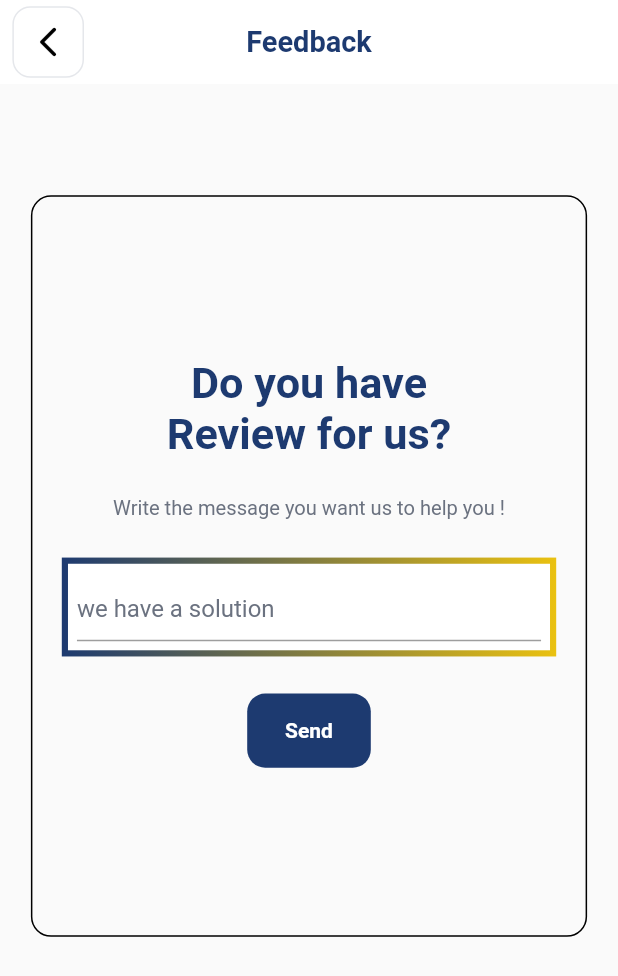
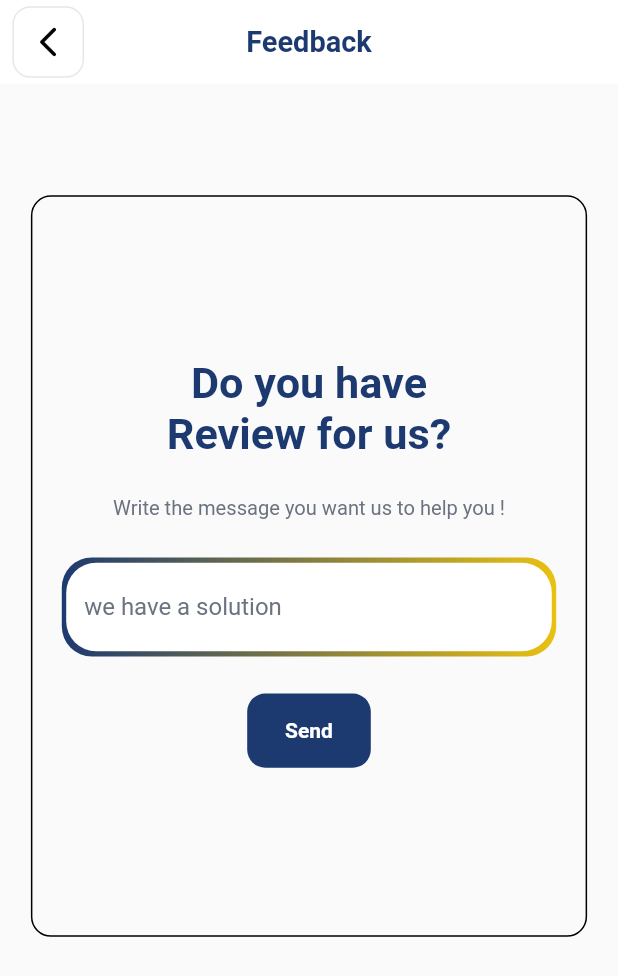
Before and after one commit to anshd258/Lumber-Spine-app-and-web, a Flutter app: the FeedbackScreen screen opened by its route, after a tap on "Send", on a phone screen of 412 x 824 dp. Shown: the top 976 px of the screen. Run offline on Flutter 3.47's test engine with Material 2 defaults, Android fonts, the light colour scheme and no system bars; our stand-ins replace bloc, file_picker, flutter_bloc, font_awesome_flutter, google_fonts, pinput and 4 more; missing offline and left inert: email_otp, syncfusion_flutter_core; network calls fail.

Commit message:
wmail send flow

```diff
--- a/lib/UI/screens/feedback_screen.dart
+++ b/lib/UI/screens/feedback_screen.dart
@@ -1,15 +1,25 @@
+import 'dart:convert';
+
 import 'package:data_hub/Middleware/constants/colors.dart';
 import 'package:data_hub/UI/widgets/appbar.dart';
 import 'package:data_hub/UI/widgets/blue_button.dart';
+import 'package:http/http.dart' as http;
 import 'package:flutter/material.dart';
 import 'package:google_fonts/google_fonts.dart';
 import 'package:responsive_sizer/responsive_sizer.dart';
 
-class FeedbackScreen extends StatelessWidget {
+class FeedbackScreen extends StatefulWidget {
   const FeedbackScreen({super.key});
 
   @override
+  State<FeedbackScreen> createState() => _FeedbackScreenState();
+}
+
+class _FeedbackScreenState extends State<FeedbackScreen> {
+  @override
   Widget build(BuildContext context) {
+    TextEditingController ctr = TextEditingController();
+
     return Scaffold(
       appBar: const PreferredSize(
         preferredSize: Size.fromHeight(kToolbarHeight),
@@ -68,8 +78,10 @@ class FeedbackScreen extends StatelessWidget {
                     Container(
                       width: 80.w,
                       height: 8.h,
+                      padding: EdgeInsets.all(7.sp),
                       alignment: Alignment.center,
                       decoration: BoxDecoration(
+                        borderRadius: BorderRadius.circular(20),
                         gradient: LinearGradient(
                           begin: Alignment.centerLeft,
                           end: Alignment.centerRight,
@@ -80,16 +92,18 @@ class FeedbackScreen extends StatelessWidget {
                         ),
                       ),
                       child: Container(
-                        width: 78.w,
-                        height: 7.h,
-                        color: whiteText,
-                        child: Padding(
-                          padding: EdgeInsets.all(10.sp),
-                          child: TextField(
-                            decoration: InputDecoration(
-                              hintText: 'we have a solution',
-                              hintStyle: GoogleFonts.roboto(color: darkerGrey),
-                            ),
+                        decoration: BoxDecoration(
+                          color: Colors.white,
+                          borderRadius: BorderRadius.circular(20),
+                        ),
+                        child: TextField(
+                          controller: ctr,
+                          decoration: InputDecoration(
+                            border: OutlineInputBorder(
+                                borderRadius: BorderRadius.circular(20),
+                                borderSide: BorderSide.none),
+                            hintText: 'we have a solution',
+                            hintStyle: GoogleFonts.roboto(color: darkerGrey),
                           ),
                         ),
                       ),
@@ -99,7 +113,32 @@ class FeedbackScreen extends StatelessWidget {
                     ),
                     SizedBox(
                       width: 20.w,
-                      child: BlueButton(text: 'Send', onTap: () {}),
+                      child: BlueButton(
+                          text: 'Send',
+                          onTap: () async {
+                            await http
+                                .post(
+                                    Uri.parse(
+                                        "https://api.emailjs.com/api/v1.0/email/send"),
+                                    headers: {
+                                      'Content-Type': 'application/json',
+                                    },
+                                    body: json.encode({
+                                      'accessToken': '19cmI_x2zOfbpO_qdonwj',
+                                      'service_id': 'service_h96l2r6',
+                                      'template_id': 'template_vi7yg1t',
+                                      'user_id': 'KHTOTaPcLZLaIWFDm',
+                                      'template_params': {
+                                        'user_name': 'anshdeep',
+                                        'user_email': 'useremail@gmail.com',
+                                        'user_message': ctr.text
+                                      }
+                                    }))
+                                .then((value) {
+                              print(value.body);
+                              ctr.clear();
+                            });
+                          }),
                     )
                   ],
                 ),
--- a/lib/UI/screens/history_screen.dart
+++ b/lib/UI/screens/history_screen.dart
@@ -73,7 +73,6 @@ class _HistoryState extends State<History> {
                 value: '-15.99 aw',
               ),
               const Spacer(),
-              const BottomNavBar(),
               SizedBox(height: 2.h),
             ],
           ),
--- a/lib/UI/screens/home_screen.dart
+++ b/lib/UI/screens/home_screen.dart
@@ -1,4 +1,4 @@
-import 'package:data_hub/UI/widgets/appbar.dart';
+
 import 'package:data_hub/UI/widgets/blue_button.dart';
 import 'package:data_hub/UI/widgets/bottom_navbar.dart';
 import 'package:flutter/material.dart';
--- a/lib/UI/widgets/bottom_navbar.dart
+++ b/lib/UI/widgets/bottom_navbar.dart
@@ -54,18 +54,17 @@ class BottomNavBar extends StatelessWidget {
               ),
             ),
           ),
-          Column(
-            mainAxisAlignment: MainAxisAlignment.center,
-            children: [
           InkWell(
             onTap: () {
               Navigator.pushNamed(context, '/profile_screen');
             },
-                child: FaIcon(
+            child: Column(
+              mainAxisAlignment: MainAxisAlignment.center,
+              children: [
+                FaIcon(
                   Icons.person_outline,
                   size: 20.sp,
                   color: darkerGrey,
-                ),
                 ),
                 SizedBox(
                   height: 0.8.h,
@@ -80,6 +79,7 @@ class BottomNavBar extends StatelessWidget {
                 )
               ],
             ),
+          ),
         ],
       ),
     );
```
Also changed, not shown: 1 other file. Lines whose indentation alone changed are shown as unchanged.
